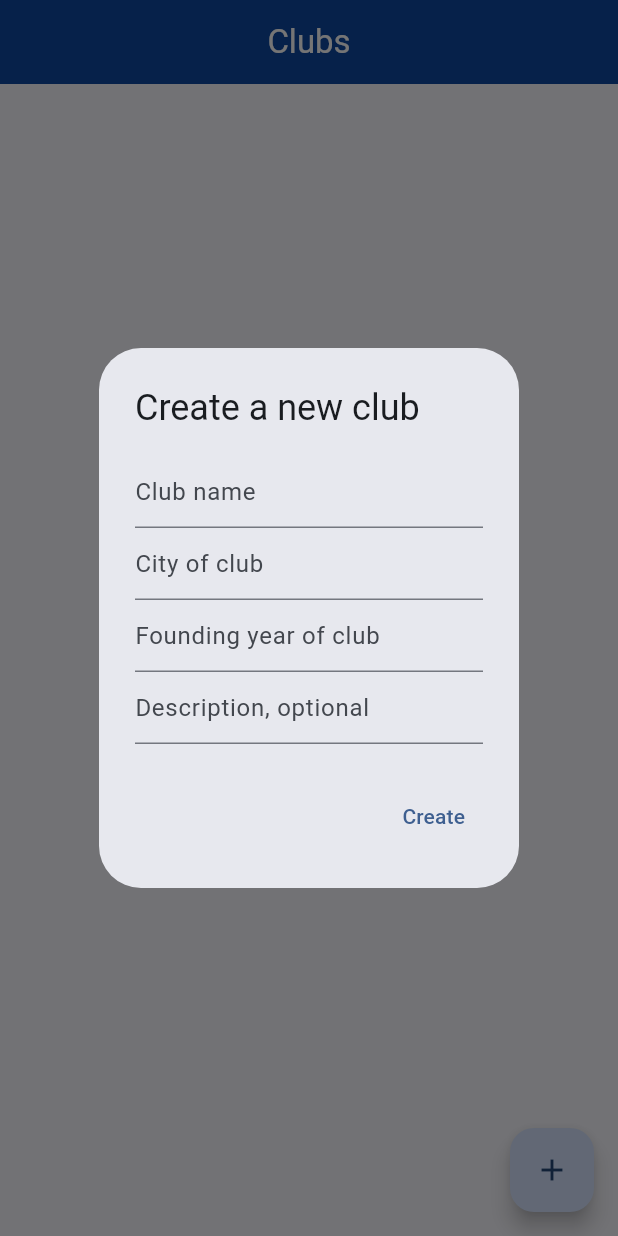
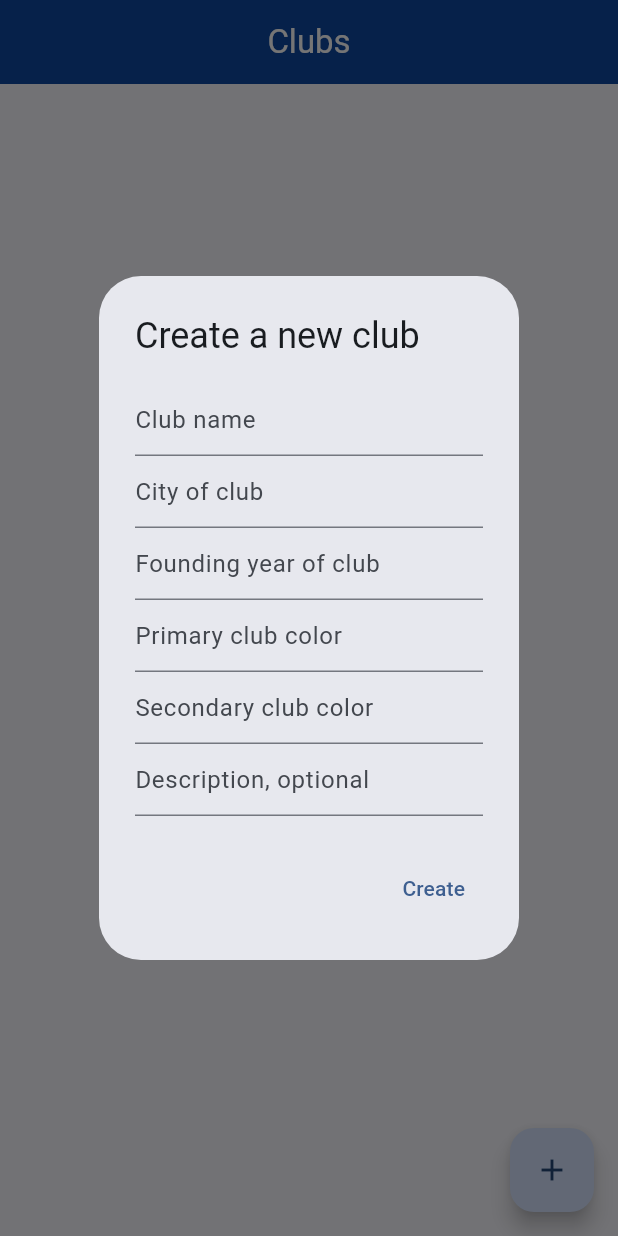
Before and after one commit to AdrianJaeger/club-app, a Flutter app: the screen it shows after launch, after a tap on the "add" icon, on a phone screen of 412 x 824 dp. Run offline on Flutter 3.47's test engine with Material 3 defaults, Android fonts, the phone set to English and light mode, and no system bars; our stand-ins replace flutter_colorpicker, sqflite; accounts and stored records are empty.

Commit message:
club page is in club colors, closes #6

```diff
--- a/lib/club_page.dart
+++ b/lib/club_page.dart
@@ -155,11 +155,22 @@ class _ClubPageState extends State<ClubPage> {
     return age;
   }
 
+  Color hexToColor(String hex){
+    hex = hex.replaceAll('#', '');
+    hex = 'FF$hex'; // adding alpha value (no transparency)
+    return Color(int.parse(hex, radix:16));
+  }
+
   @override
   Widget build(BuildContext context) {
     return Scaffold(
       appBar: AppBar(
-        title: Text(widget.club['name']), // club name as title of page
+        backgroundColor: hexToColor(widget.club['color']),
+        title: Text(
+            widget.club['name'],
+            style: TextStyle(color: hexToColor(widget.club['secondcolor']))
+        ),
+        centerTitle: true,
       ),
       body: Padding(
         padding: const EdgeInsets.all(16.0),
--- a/lib/database_helper.dart
+++ b/lib/database_helper.dart
@@ -48,6 +48,8 @@ class DatabaseHelper {
         name TEXT NOT NULL,
         city TEXT NOT NULL,
         year TEXT NOT NULL,
+        color TEXT NOT NULL,
+        secondcolor TEXT NOT NULL,
         description TEXT NOT NULL
       )
     ''');
@@ -80,13 +82,15 @@ class DatabaseHelper {
   }
 
   // add a new club to db
-  Future<int> addClub(String name, String city, String year, String? description) async {
+  Future<int> addClub(String name, String city, String year, String color, String secondColor,String description) async {
     final db = await database;
     return await db.insert(
       'clubs',
       {'name': name,
        'city': city,
        'year': year,
+       'color': color,
+       'secondcolor': secondColor,
        'description': description
       },
       conflictAlgorithm: ConflictAlgorithm.replace,
--- a/lib/main.dart
+++ b/lib/main.dart
@@ -1,5 +1,6 @@
 import 'package:flutter/material.dart';
 import 'package:flutter/services.dart';
+import 'package:flutter_colorpicker/flutter_colorpicker.dart';
 import 'database_helper.dart';
 import 'club_page.dart';
 
@@ -58,9 +59,12 @@ class _MyHomePageState extends State<MyHomePage> {
         clubData['name']!,
         clubData['city']!,
         clubData['year']!,
+        clubData['color']!,
+        clubData['secondcolor']!,
         clubData['description']!,
       );
       debugPrint('New club added with ID: $id');
+      debugPrint('Club data: $clubData');
       _loadClubs();
     }
   }
@@ -70,7 +74,61 @@ class _MyHomePageState extends State<MyHomePage> {
     String? clubName;
     String? clubCity;
     String? clubYear;
+    Color clubColor = Colors.blue;
+    Color clubSecondColor = Colors.black;
+    TextEditingController colorController = TextEditingController();
+    TextEditingController colorSecondController = TextEditingController();
     String? clubDescription;
+
+    Future<void> selectColor(BuildContext context, bool isPrimary) async {
+      Color pickedColor = isPrimary ? clubColor : clubSecondColor;
+      await showDialog<Color>(
+        context: context,
+        builder: (context) {
+          return AlertDialog(
+            title: const Text('Pick a color'),
+            content: SingleChildScrollView(
+              child: ColorPicker(
+                pickerColor: pickedColor,
+                onColorChanged: (color){
+                  pickedColor = color;
+                },
+                enableAlpha: false,
+                pickerAreaBorderRadius: BorderRadius.circular(8),
+              ),
+            ),
+            actions: <Widget>[
+              TextButton(
+                child: const Text('Cancel'),
+                onPressed: () {
+                  HapticFeedback.mediumImpact();
+                  Navigator.of(context).pop();
+                }
+              ),
+              TextButton(
+                child: const Text('OK'),
+                onPressed: () {
+                  setState((){
+                    if (isPrimary) {
+                      clubColor = pickedColor;
+                      colorController.text =
+                        '#${clubColor.value.toRadixString(16).substring(2).toUpperCase()}';
+                    }
+                    else {
+                      clubSecondColor = pickedColor;
+                      colorSecondController.text =
+                        '#${clubSecondColor.value.toRadixString(16).substring(2).toUpperCase()}';
+                    }
+                    HapticFeedback.mediumImpact();
+                    Navigator.of(context).pop();
+                  });
+                }
+              )
+            ],
+          );
+        },
+      );
+    }
 
     return showDialog<Map<String, String>>(
       context: context,
@@ -105,6 +163,18 @@ class _MyHomePageState extends State<MyHomePage> {
                   keyboardType: TextInputType.number,
                 ),
                 TextField(
+                  controller: colorController,
+                  decoration: const InputDecoration(hintText: 'Primary club color'),
+                  readOnly: true,
+                  onTap: () => selectColor(context, true),
+                ),
+                TextField(
+                  controller: colorSecondController,
+                  decoration: const InputDecoration(hintText: 'Secondary club color'),
+                  readOnly: true,
+                  onTap: () => selectColor(context, false),
+                ),
+                TextField(
                   onChanged: (value) {
                     clubDescription = value;
                   },
@@ -128,6 +198,8 @@ class _MyHomePageState extends State<MyHomePage> {
                     'name': clubName ?? '',
                     'city': clubCity ?? '',
                     'year': clubYear ?? '',
+                    'color': '#${clubColor.value.toRadixString(16).substring(2).toUpperCase()}',
+                    'secondcolor': '#${clubSecondColor.value.toRadixString(16).substring(2).toUpperCase()}',
                     'description': clubDescription ?? '',
                 });
                 }
--- a/pubspec.yaml
+++ b/pubspec.yaml
@@ -38,6 +38,7 @@ dependencies:
   sqflite: ^2.3.0
   path_provider: ^2.1.2
   path: ^1.8.3
+  flutter_colorpicker: ^1.0.3
 
 dev_dependencies:
   flutter_test:
```
Also changed, not shown: pubspec.lock.
